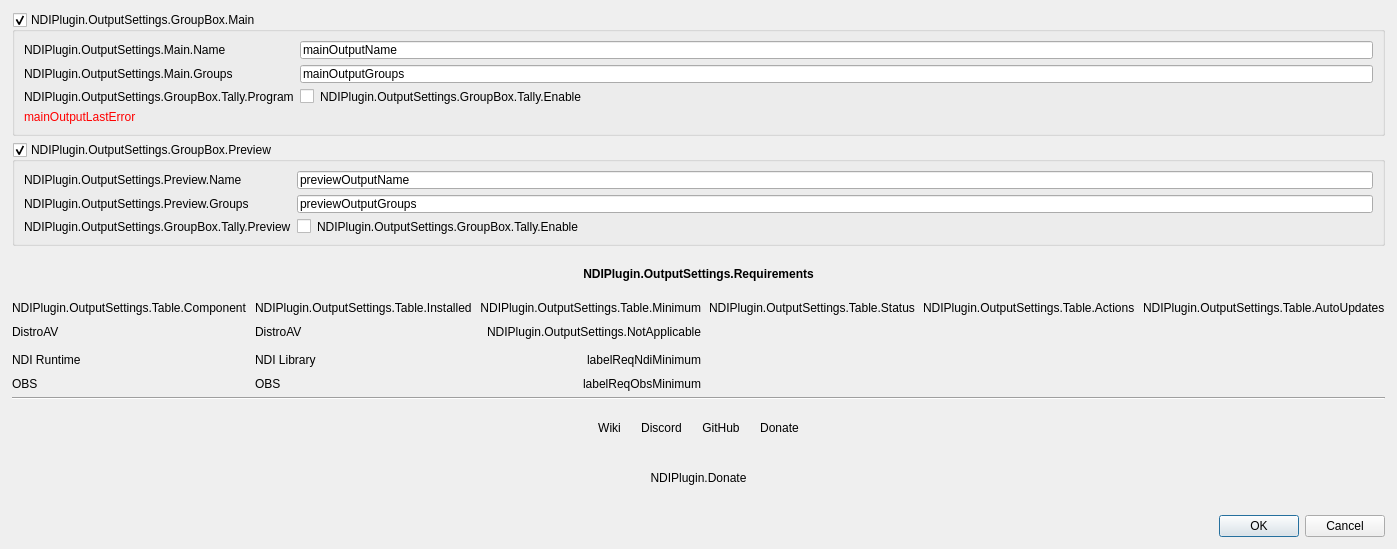
First picture: the form in src/forms/output-settings.ui, repository DistroAV/DistroAV, before the edit.
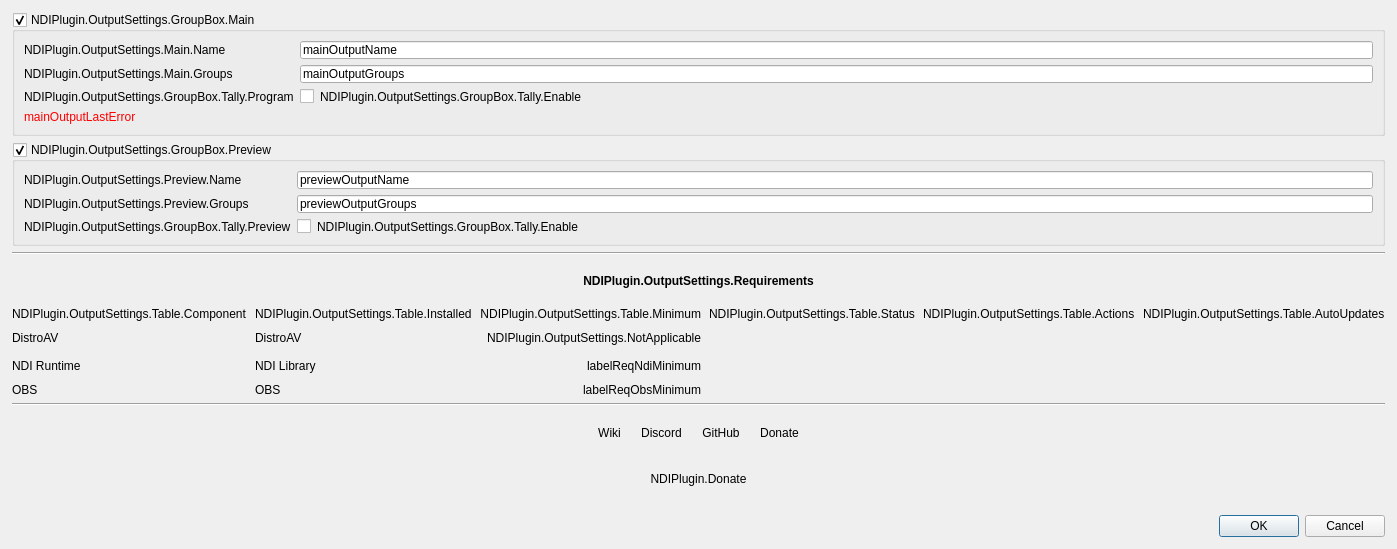
Second picture: the form after the edit.

Commit message: tweak wording and limit width

What changed in the file:
```diff
--- a/src/forms/output-settings.ui
+++ b/src/forms/output-settings.ui
@@ -269,6 +269,13 @@
                 </widget>
             </item>
 
+            <item>
+                <widget class="Line" name="lineRequirementsSeparator">
+                    <property name="orientation">
+                        <enum>Qt::Horizontal</enum>
+                    </property>
+                </widget>
+            </item>
             <item>
                 <widget class="QLabel" name="labelRequirements">
                     <property name="text">
```
The commit also changes 2 other files.
